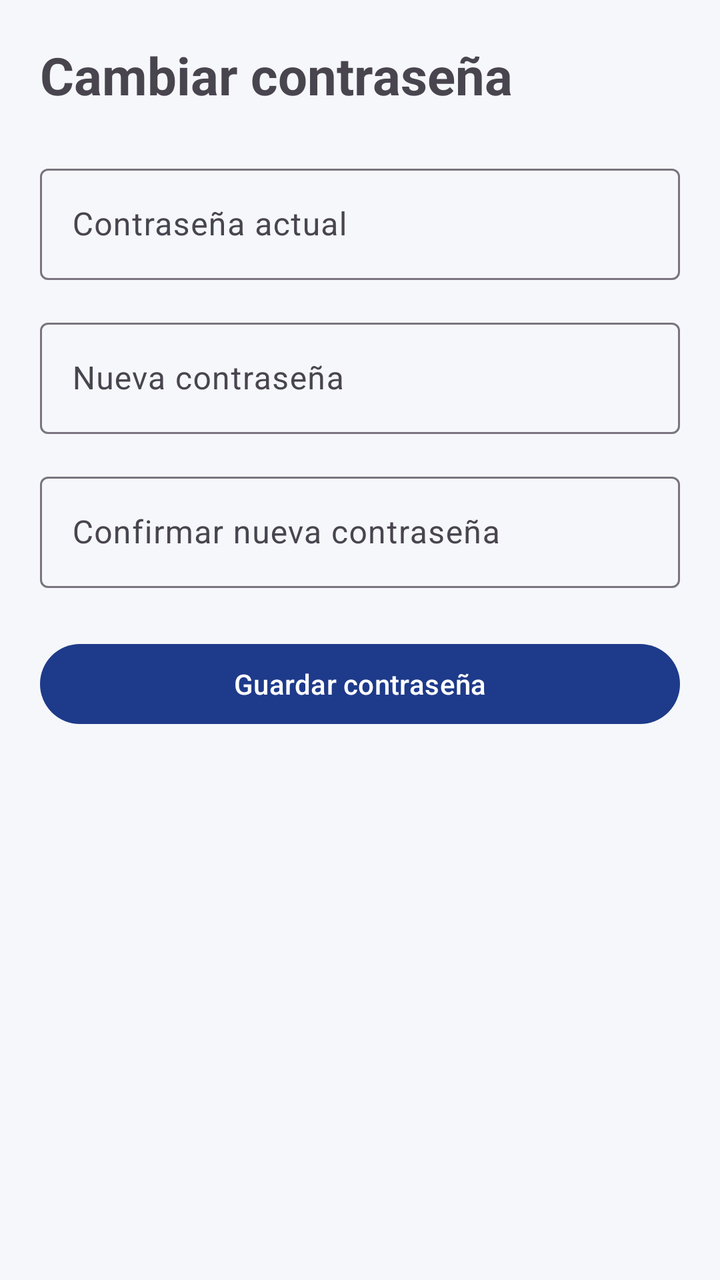
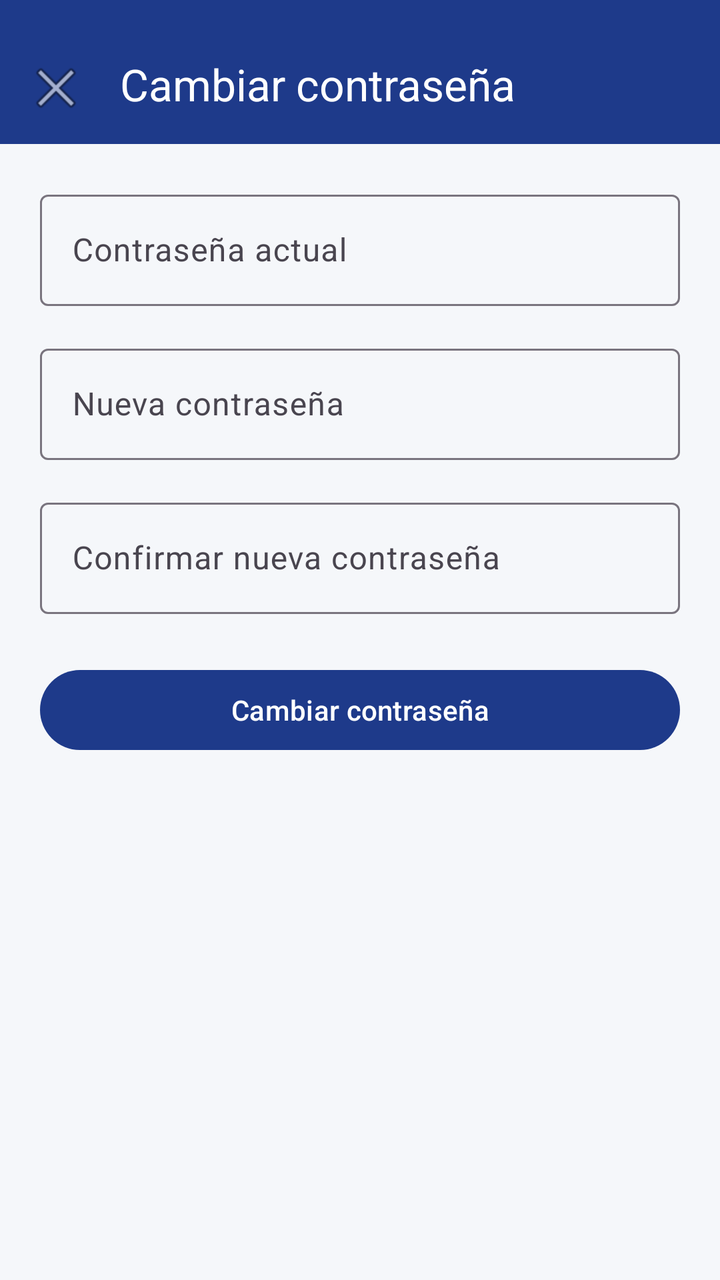

Screens rendered from an Android XML layout before and after an edit, with the pre-edit source and the edit as a unified diff.
<!-- AndroidManifest.xml: application theme Theme.Tfgincidenciasfront -->
<!-- res/layout/activity_change_password.xml -->
<?xml version="1.0" encoding="utf-8"?>
<ScrollView xmlns:android="http://schemas.android.com/apk/res/android"
    android:layout_width="match_parent"
    android:layout_height="match_parent">

    <LinearLayout
        android:layout_width="match_parent"
        android:layout_height="wrap_content"
        android:orientation="vertical"
        android:padding="20dp">

        <TextView
            android:layout_width="wrap_content"
            android:layout_height="wrap_content"
            android:text="Cambiar contraseña"
            android:textSize="26sp"
            android:textStyle="bold" />

        <com.google.android.material.textfield.TextInputLayout
            android:layout_width="match_parent"
            android:layout_height="wrap_content"
            android:layout_marginTop="24dp"
            android:hint="Contraseña actual">

            <com.google.android.material.textfield.TextInputEditText
                android:id="@+id/etCurrentPassword"
                android:layout_width="match_parent"
                android:layout_height="wrap_content"
                android:inputType="textPassword" />
        </com.google.android.material.textfield.TextInputLayout>

        <com.google.android.material.textfield.TextInputLayout
            android:layout_width="match_parent"
            android:layout_height="wrap_content"
            android:layout_marginTop="16dp"
            android:hint="Nueva contraseña">

            <com.google.android.material.textfield.TextInputEditText
                android:id="@+id/etNewPassword"
                android:layout_width="match_parent"
                android:layout_height="wrap_content"
                android:inputType="textPassword" />
        </com.google.android.material.textfield.TextInputLayout>

        <com.google.android.material.textfield.TextInputLayout
            android:layout_width="match_parent"
            android:layout_height="wrap_content"
            android:layout_marginTop="16dp"
            android:hint="Confirmar nueva contraseña">

            <com.google.android.material.textfield.TextInputEditText
                android:id="@+id/etConfirmPassword"
                android:layout_width="match_parent"
                android:layout_height="wrap_content"
                android:inputType="textPassword" />
        </com.google.android.material.textfield.TextInputLayout>

        <com.google.android.material.button.MaterialButton
            android:id="@+id/btnSavePassword"
            android:layout_width="match_parent"
            android:layout_height="wrap_content"
            android:layout_marginTop="24dp"
            android:text="Guardar contraseña" />

        <ProgressBar
            android:id="@+id/progressBarChangePassword"
            android:layout_width="wrap_content"
            android:layout_height="wrap_content"
            android:layout_gravity="center_horizontal"
            android:visibility="gone" />
    </LinearLayout>
</ScrollView>
<!-- resources referenced by this layout -->
<resources>
  <style name="Theme.Tfgincidenciasfront" parent="Base.Theme.Tfgincidenciasfront" />
  <style name="Base.Theme.Tfgincidenciasfront" parent="Theme.Material3.DayNight.NoActionBar">
  
          
          <item name="colorPrimary">@color/primary</item>
          <item name="colorOnPrimary">@color/onPrimary</item>
  
          
          <item name="android:colorBackground">@color/background</item>
  
          
          <item name="colorSurface">@color/surface</item>
          <item name="colorOnSurface">@color/onSurface</item>
  
      </style>
  <color name="primary">#1E3A8A</color>
  <color name="onPrimary">#FFFFFF</color>
  <color name="background">#F5F7FA</color>
  <color name="surface">#FFFFFF</color>
  <color name="onSurface">#111827</color>
</resources>

<!-- the commit's change to res/layout/activity_change_password.xml (unified diff, before → after) -->
@@ -1,72 +1,84 @@
 <?xml version="1.0" encoding="utf-8"?>
-<ScrollView xmlns:android="http://schemas.android.com/apk/res/android"
+<LinearLayout xmlns:android="http://schemas.android.com/apk/res/android"
+    xmlns:app="http://schemas.android.com/apk/res-auto"
     android:layout_width="match_parent"
-    android:layout_height="match_parent">
+    android:layout_height="match_parent"
+    android:orientation="vertical">
 
-    <LinearLayout
+    <com.google.android.material.appbar.MaterialToolbar
+        android:id="@+id/toolbar"
         android:layout_width="match_parent"
-        android:layout_height="wrap_content"
-        android:orientation="vertical"
-        android:padding="20dp">
+        android:layout_height="72dp"
+        android:background="?attr/colorPrimary"
+        android:paddingTop="12dp"
+        app:navigationIcon="@android:drawable/ic_menu_close_clear_cancel"
+        app:title="Cambiar contraseña"
+        app:titleTextColor="@android:color/white" />
 
-        <TextView
-            android:layout_width="wrap_content"
-            android:layout_height="wrap_content"
-            android:text="Cambiar contraseña"
-            android:textSize="26sp"
-            android:textStyle="bold" />
+    <ScrollView
+        android:layout_width="match_parent"
+        android:layout_height="match_parent">
 
-        <com.google.android.material.textfield.TextInputLayout
+        <LinearLayout
             android:layout_width="match_parent"
             android:layout_height="wrap_content"
-            android:layout_marginTop="24dp"
-            android:hint="Contraseña actual">
+            android:orientation="vertical"
+            android:padding="20dp">
 
-            <com.google.android.material.textfield.TextInputEditText
-                android:id="@+id/etCurrentPassword"
+            <com.google.android.material.textfield.TextInputLayout
                 android:layout_width="match_parent"
                 android:layout_height="wrap_content"
-                android:inputType="textPassword" />
-        </com.google.android.material.textfield.TextInputLayout>
+                android:hint="Contraseña actual">
 
-        <com.google.android.material.textfield.TextInputLayout
-            android:layout_width="match_parent"
-            android:layout_height="wrap_content"
-            android:layout_marginTop="16dp"
-            android:hint="Nueva contraseña">
+                <com.google.android.material.textfield.TextInputEditText
+                    android:id="@+id/etCurrentPassword"
+                    android:layout_width="match_parent"
+                    android:layout_height="wrap_content"
+                    android:inputType="textPassword" />
+            </com.google.android.material.textfield.TextInputLayout>
 
-            <com.google.android.material.textfield.TextInputEditText
-                android:id="@+id/etNewPassword"
+            <com.google.android.material.textfield.TextInputLayout
                 android:layout_width="match_parent"
                 android:layout_height="wrap_content"
-                android:inputType="textPassword" />
-        </com.google.android.material.textfield.TextInputLayout>
+                android:layout_marginTop="16dp"
+                android:hint="Nueva contraseña">
 
-        <com.google.android.material.textfield.TextInputLayout
-            android:layout_width="match_parent"
-            android:layout_height="wrap_content"
-            android:layout_marginTop="16dp"
-            android:hint="Confirmar nueva contraseña">
+                <com.google.android.material.textfield.TextInputEditText
+                    android:id="@+id/etNewPassword"
+                    android:layout_width="match_parent"
+                    android:layout_height="wrap_content"
+                    android:inputType="textPassword" />
+            </com.google.android.material.textfield.TextInputLayout>
 
-            <com.google.android.material.textfield.TextInputEditText
-                android:id="@+id/etConfirmPassword"
+            <com.google.android.material.textfield.TextInputLayout
                 android:layout_width="match_parent"
                 android:layout_height="wrap_content"
-                android:inputType="textPassword" />
-        </com.google.android.material.textfield.TextInputLayout>
+                android:layout_marginTop="16dp"
+                android:hint="Confirmar nueva contraseña">
 
-        <com.google.android.material.button.MaterialButton
-            android:id="@+id/btnSavePassword"
-            android:layout_width="match_parent"
-            android:layout_height="wrap_content"
-            android:layout_marginTop="24dp"
-            android:text="Guardar contraseña" />
+                <com.google.android.material.textfield.TextInputEditText
+                    android:id="@+id/etConfirmPassword"
+                    android:layout_width="match_parent"
+                    android:layout_height="wrap_content"
+                    android:inputType="textPassword" />
+            </com.google.android.material.textfield.TextInputLayout>
 
-        <ProgressBar
-            android:id="@+id/progressBarChangePassword"
-            android:layout_width="wrap_content"
-            android:layout_height="wrap_content"
-            android:layout_gravity="center_horizontal"
-            android:visibility="gone" />
-    </LinearLayout>
-</ScrollView>
+            <com.google.android.material.button.MaterialButton
+                android:id="@+id/btnSavePassword"
+                android:layout_width="match_parent"
+                android:layout_height="wrap_content"
+                android:layout_marginTop="24dp"
+                android:text="Cambiar contraseña" />
+
+            <ProgressBar
+                android:id="@+id/progressBarChangePassword"
+                android:layout_width="wrap_content"
+                android:layout_height="wrap_content"
+                android:layout_gravity="center_horizontal"
+                android:layout_marginTop="16dp"
+                android:visibility="gone" />
+
+        </LinearLayout>
+    </ScrollView>
+
+</LinearLayout>
